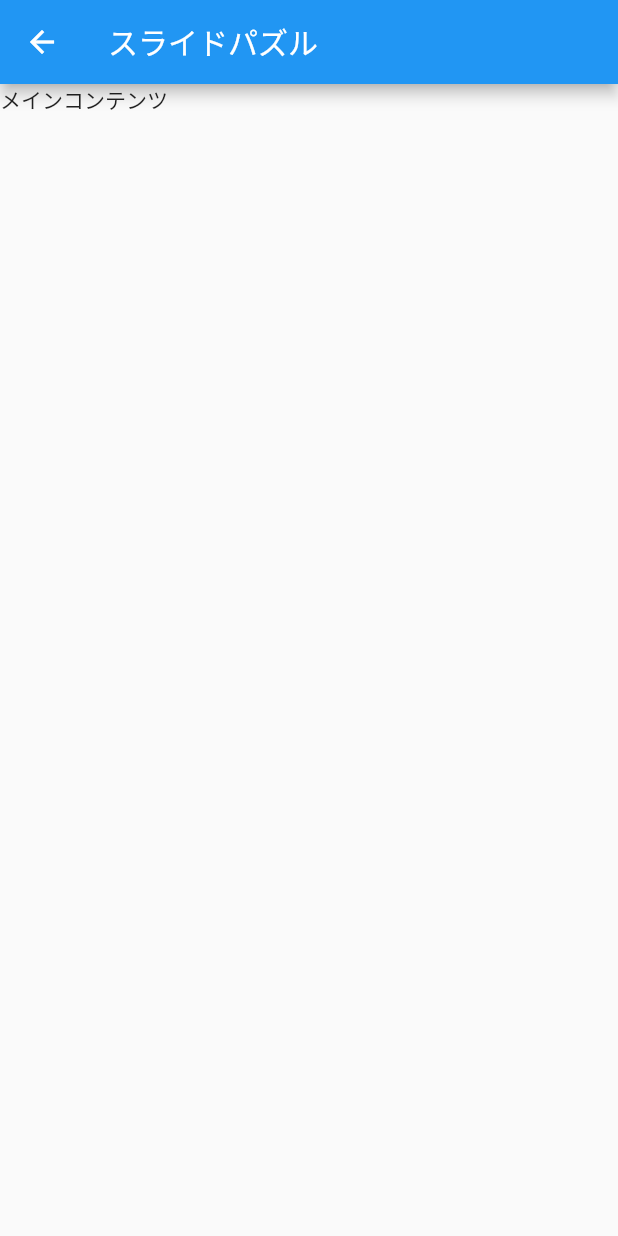
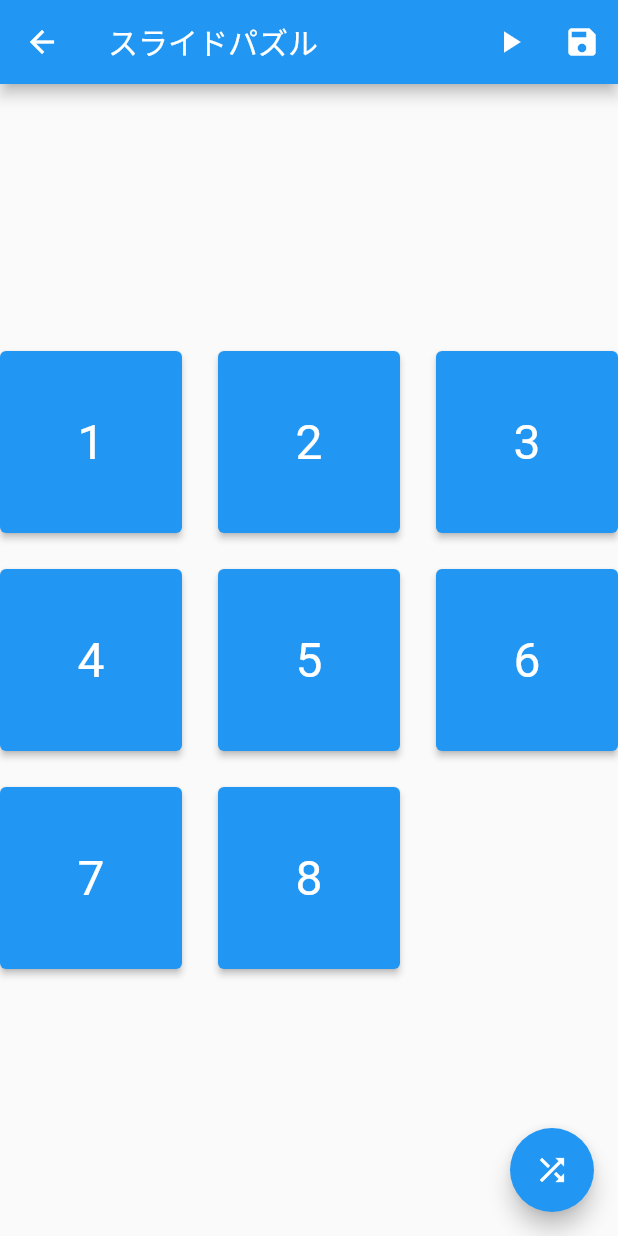
Before and after one commit to yusei88/first-flutter-app, a Flutter app: the PuzzlePage screen opened directly, on a phone screen of 412 x 824 dp. Run offline on Flutter 3.47's test engine with Material 2 defaults, Android fonts, the phone set to English and light mode, and no system bars.

Commit message:
#3 パズル画面のUIを作成

```diff
--- a/lib/view/puzzle_page.dart
+++ b/lib/view/puzzle_page.dart
@@ -1,4 +1,5 @@
 import 'package:flutter/material.dart';
+import 'package:my_first_flutter_app/view/tiles_view.dart';
 
 class PuzzlePage extends StatefulWidget {
   const PuzzlePage({Key? key}) : super(key: key);
@@ -26,8 +27,27 @@ class _PuzzlePageState extends State<PuzzlePage> {
     return Scaffold(
       appBar: AppBar(
         title: const Text('スライドパズル'),
+        actions: [
+          // 保存したタイルの状態を読み込むボタン
+          IconButton(
+            onPressed: () {},
+            icon: const Icon(Icons.play_arrow),
+          ),
+
+          // 現在のタイルの状態を保存するボタン
+          IconButton(
+            onPressed: () {},
+            icon: const Icon(Icons.save),
+          ),
+        ],
       ),
-      body: const Text('メインコンテンツ'),
+      body: const Center(
+        child: TilesView(),
+      ),
+      floatingActionButton: FloatingActionButton(
+        onPressed: () => {},
+        child: const Icon(Icons.shuffle),
+      ),
     );
   }
 }
--- /dev/null
+++ b/lib/view/tile_view.dart
@@ -0,0 +1,28 @@
+import 'package:flutter/material.dart';
+
+class TileView extends StatelessWidget {
+  final int number;
+  final Color color;
+  final void Function() onPressed;
+
+  const TileView({
+    Key? key,
+    required this.number,
+    required this.color,
+    required this.onPressed,
+  }) : super(key: key);
+
+  @override
+  Widget build(BuildContext context) {
+    return ElevatedButton(
+      onPressed: onPressed,
+      style: ElevatedButton.styleFrom(
+        primary: color,
+        textStyle: const TextStyle(fontSize: 32),
+      ),
+      child: Center(
+        child: Text(number.toString()),
+      ),
+    );
+  }
+}
--- /dev/null
+++ b/lib/view/tiles_view.dart
@@ -0,0 +1,28 @@
+import 'package:flutter/material.dart';
+import 'package:my_first_flutter_app/view/tile_view.dart';
+
+class TilesView extends StatelessWidget {
+  const TilesView({Key? key}) : super(key: key);
+
+  @override
+  Widget build(BuildContext context) {
+    return GridView.count(
+      shrinkWrap: true,
+      crossAxisCount: 3,
+      crossAxisSpacing: 24,
+      mainAxisSpacing: 24,
+      padding: const EdgeInsets.symmetric(vertical: 24),
+      children: [
+        TileView(number: 1, color: Colors.blue, onPressed: () {}),
+        TileView(number: 2, color: Colors.blue, onPressed: () {}),
+        TileView(number: 3, color: Colors.blue, onPressed: () {}),
+        TileView(number: 4, color: Colors.blue, onPressed: () {}),
+        TileView(number: 5, color: Colors.blue, onPressed: () {}),
+        TileView(number: 6, color: Colors.blue, onPressed: () {}),
+        TileView(number: 7, color: Colors.blue, onPressed: () {}),
+        TileView(number: 8, color: Colors.blue, onPressed: () {}),
+        Container(),
+      ],
+    );
+  }
+}
```
